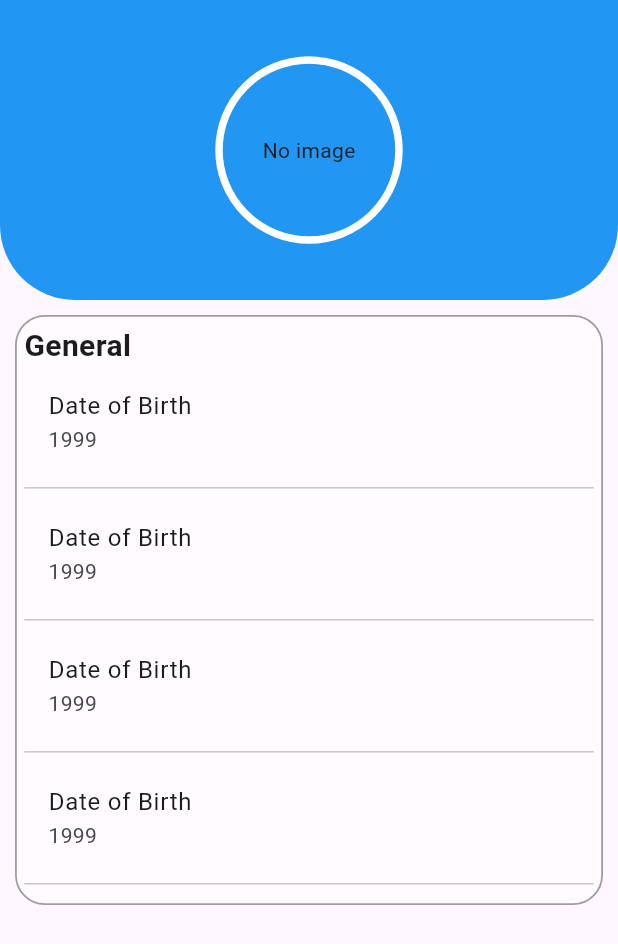
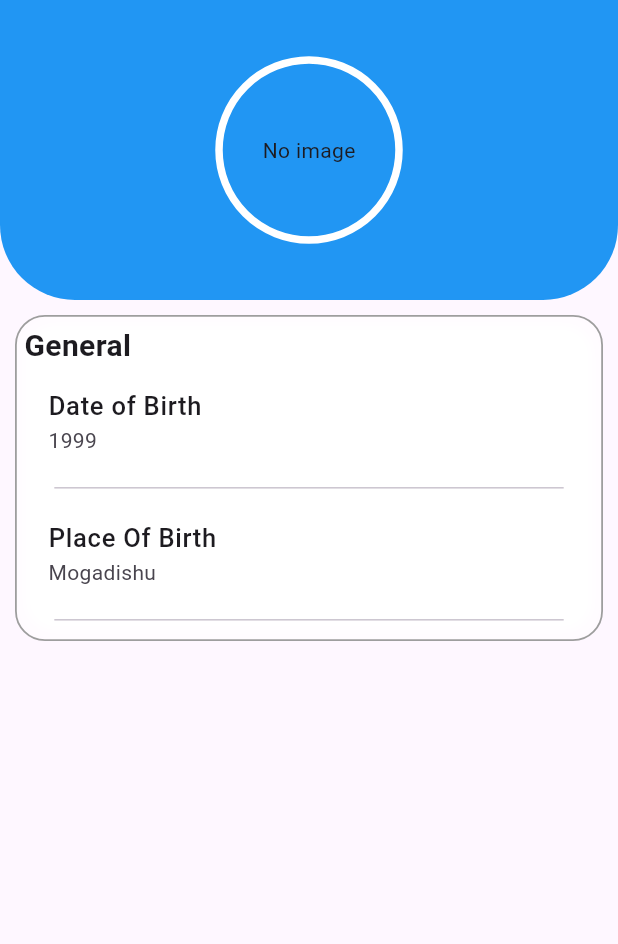
Before and after one commit to sharifka/user_profile, a Flutter app: the screen it shows after launch, on a phone screen of 412 x 824 dp. Shown: the top 944 px of the screen. Run offline on Flutter 3.47's test engine with Material 3 defaults, Android fonts, the phone set to English and light mode, and no system bars; our stand-ins replace image_picker.

Commit message:
added profileInformationCard

```diff
--- a/example/lib/main.dart
+++ b/example/lib/main.dart
@@ -36,6 +36,13 @@ class HomeScreen extends StatelessWidget {
             'https://www.gravatar.com/avatar/2c7d99fe281ecd3bcd65ab915bac6dd5?s=250',
         imageType: ImageType.url,
         accountTitle: 'Account Overview',
+        profileInformationCard: [
+          ProfileInformationCard(title: 'Date of Birth', subtitle: '1999'),
+          ProfileInformationCard(
+            title: 'Place Of Birth',
+            subtitle: 'Mogadishu',
+          ),
+        ],
         accountOverview: [
           AccountOverview(
             icon: Icons.person,
--- a/lib/user_profile.dart
+++ b/lib/user_profile.dart
@@ -19,6 +19,7 @@ class UserProfile extends StatefulWidget {
     required this.accountTitle,
     required this.accountOverview,
     required this.profileType,
+    required this.profileInformationCard,
   });
   final void Function()? onTap;
   final String? image;
@@ -26,6 +27,7 @@ class UserProfile extends StatefulWidget {
   final String accountTitle;
   final Color? backgroundColor;
   final List<AccountOverview> accountOverview;
+  final List<ProfileInformationCard> profileInformationCard;
   final String profileType;
 
   @override
@@ -79,11 +81,11 @@ class _UserProfileState extends State<UserProfile> {
                       color: Colors.white54,
                       border: Border.all(color: Colors.grey, width: 1.2),
                       boxShadow: [
-                        // BoxShadow(
-                        //   color: Colors.grey,
-                        //   blurRadius: 5,
-                        //   spreadRadius: -7,
-                        // ),
+                        BoxShadow(
+                          color: Colors.white,
+                          blurRadius: 5,
+                          spreadRadius: -7,
+                        ),
                       ],
                       borderRadius: BorderRadius.circular(20),
                     ),
@@ -97,26 +99,19 @@ class _UserProfileState extends State<UserProfile> {
                             fontWeight: FontWeight.bold,
                           ),
                         ),
-                        ListTile(
-                          title: Text('Date of Birth'),
-                          subtitle: Text('1999'),
-                        ),
-                        Divider(),
-                        ListTile(
-                          title: Text('Date of Birth'),
-                          subtitle: Text('1999'),
-                        ),
-                        Divider(),
-                        ListTile(
-                          title: Text('Date of Birth'),
-                          subtitle: Text('1999'),
-                        ),
-                        Divider(),
-                        ListTile(
-                          title: Text('Date of Birth'),
-                          subtitle: Text('1999'),
-                        ),
-                        Divider(),
+                        for (
+                          int i = 0;
+                          i < widget.profileInformationCard.length;
+                          i++
+                        ) ...{
+                          ProfileInformationCard(
+                            title:
+                                widget.profileInformationCard?[i].title ?? '',
+                            subtitle:
+                                widget.profileInformationCard?[i].subtitle ??
+                                '',
+                          ),
+                        },
                       ],
                     ),
                   ),
@@ -278,3 +273,31 @@ class _UserProfileState extends State<UserProfile> {
     );
   }
 }
+
+class ProfileInformationCard extends StatelessWidget {
+  const ProfileInformationCard({
+    super.key,
+    required this.title,
+    required this.subtitle,
+  });
+  final String title;
+  final String subtitle;
+  @override
+  Widget build(BuildContext context) {
+    return Column(
+      children: [
+        ListTile(
+          title: Text(
+            title,
+            style: TextStyle(fontSize: 17, fontWeight: FontWeight.w500),
+          ),
+          subtitle: Text(subtitle),
+        ),
+        Container(
+          margin: EdgeInsets.symmetric(horizontal: 20),
+          child: Divider(),
+        ),
+      ],
+    );
+  }
+}
```
Also changed, not shown: 1 other file.
